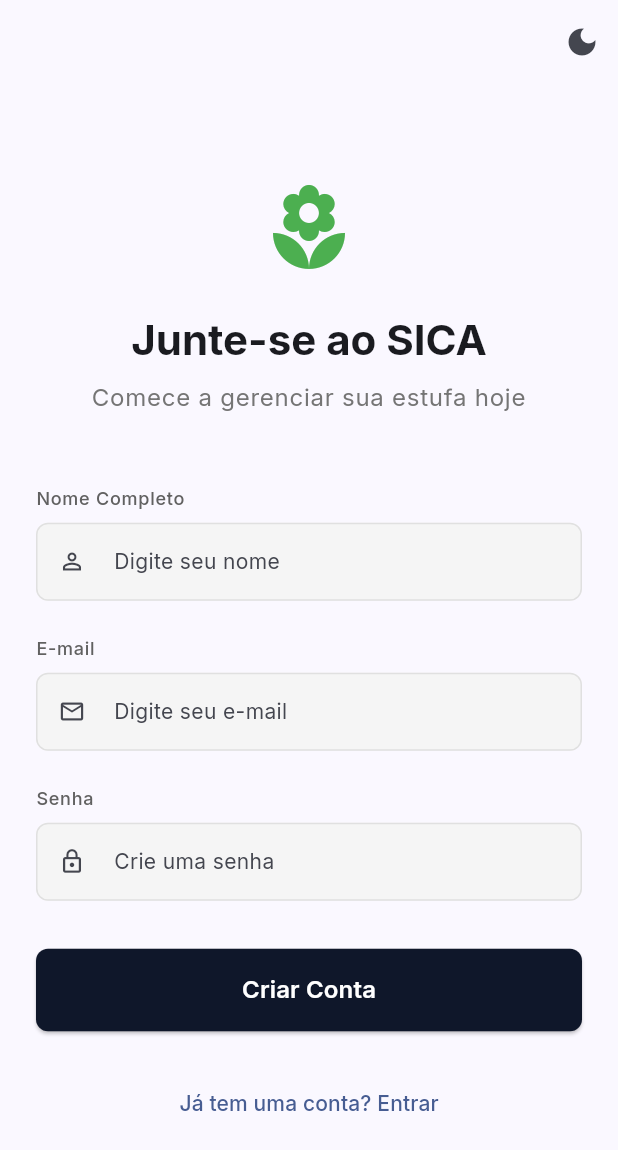
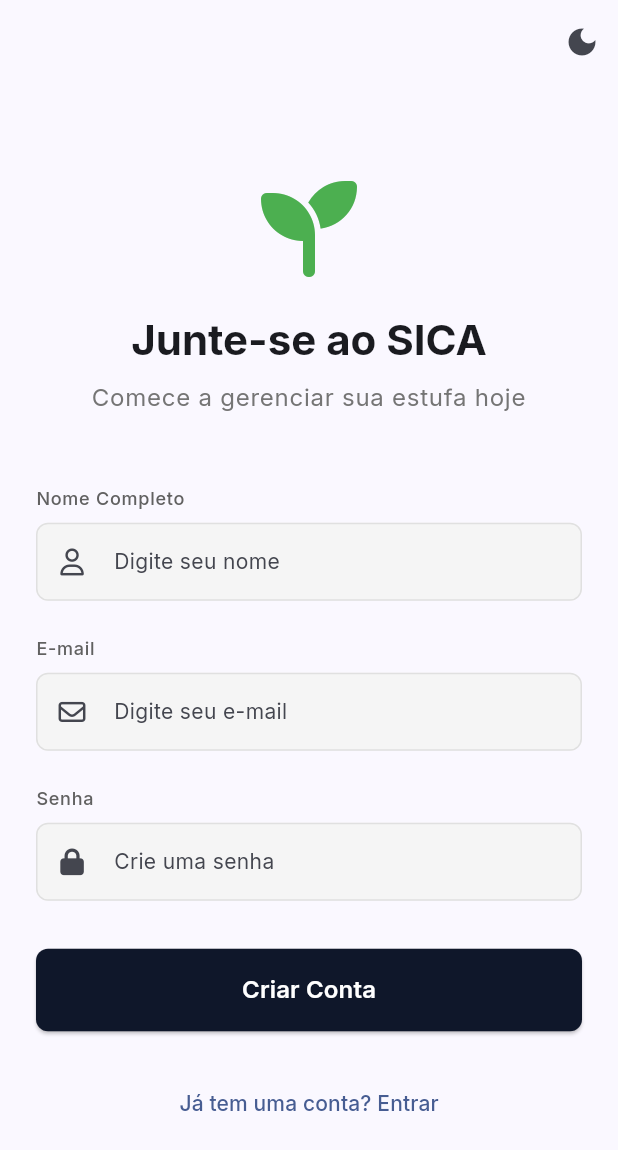
Before and after one commit to cenciW/SICA-frontend, a Flutter app: the screen it shows after launch, after a tap on "Não tem uma conta? Cadastre-se", on a phone screen of 412 x 824 dp. Shown: the top 1150 px of the screen. Run offline on Flutter 3.47's test engine with Material 3 defaults, Android fonts, the phone set to English and light mode, and no system bars; drawn by our look-alikes of flutter_animate; our stand-ins replace font_awesome_flutter, go_router, google_fonts, shared_preferences.

Commit message:
feat: Add initial login, register, and home pages, integrate Font Awesome, and update lints.

```diff
--- a/lib/features/auth/presentation/pages/login_page.dart
+++ b/lib/features/auth/presentation/pages/login_page.dart
@@ -2,6 +2,7 @@ import 'package:flutter/material.dart';
 import 'package:flutter_animate/flutter_animate.dart';
 import 'package:provider/provider.dart';
 import 'package:go_router/go_router.dart';
+import 'package:font_awesome_flutter/font_awesome_flutter.dart';
 import '../../../../core/theme/theme_provider.dart';
 import '../../../../shared/widgets/custom_button.dart';
 import '../../../../shared/widgets/custom_text_field.dart';
@@ -68,7 +69,7 @@ class _LoginPageState extends State<LoginPage> {
                 crossAxisAlignment: CrossAxisAlignment.stretch,
                 children: [
                   // Logo or Title
-                  const Icon(Icons.eco, size: 64, color: Colors.green)
+                  const Icon(FontAwesomeIcons.leaf, size: 64, color: Colors.green)
                       .animate()
                       .fadeIn(duration: 800.ms, curve: Curves.easeOutQuart)
                       .scale(delay: 200.ms, duration: 600.ms, curve: Curves.easeOutBack)
@@ -113,7 +114,7 @@ class _LoginPageState extends State<LoginPage> {
                       ),
                       child: Row(
                         children: [
-                          Icon(Icons.error_outline, color: Colors.red[700], size: 20),
+                          Icon(FontAwesomeIcons.circleExclamation, color: Colors.red[700], size: 20),
                           const SizedBox(width: 12),
                           Expanded(
                             child: Text(
@@ -132,7 +133,7 @@ class _LoginPageState extends State<LoginPage> {
                     controller: _emailController,
                     keyboardType: TextInputType.emailAddress,
                     textInputAction: TextInputAction.next,
-                    prefixIcon: const Icon(Icons.email_outlined, size: 18),
+                    prefixIcon: const Icon(FontAwesomeIcons.envelope, size: 18),
                     validator: (value) {
                       if (value == null || value.isEmpty) {
                         return 'Por favor, digite seu e-mail';
@@ -151,7 +152,7 @@ class _LoginPageState extends State<LoginPage> {
                     obscureText: true,
                     textInputAction: TextInputAction.done,
                     onSubmitted: _submit,
-                    prefixIcon: const Icon(Icons.lock_outline, size: 18),
+                    prefixIcon: const Icon(FontAwesomeIcons.lock, size: 18),
                     validator: (value) {
                       if (value == null || value.isEmpty) {
                         return 'Por favor, digite sua senha';
--- a/lib/features/auth/presentation/pages/register_page.dart
+++ b/lib/features/auth/presentation/pages/register_page.dart
@@ -2,6 +2,7 @@ import 'package:flutter/material.dart';
 import 'package:flutter_animate/flutter_animate.dart';
 import 'package:provider/provider.dart';
 import 'package:go_router/go_router.dart';
+import 'package:font_awesome_flutter/font_awesome_flutter.dart';
 import '../../../../core/theme/theme_provider.dart';
 import '../../../../shared/widgets/custom_button.dart';
 import '../../../../shared/widgets/custom_text_field.dart';
@@ -71,7 +72,7 @@ class _RegisterPageState extends State<RegisterPage> {
                 crossAxisAlignment: CrossAxisAlignment.stretch,
                 children: [
                   // Plant Icon Animation
-                  const Icon(Icons.local_florist, size: 64, color: Colors.green)
+                  const Icon(FontAwesomeIcons.seedling, size: 64, color: Colors.green)
                       .animate(onPlay: (controller) => controller.repeat(reverse: true))
                       .scale(duration: 1.5.seconds, begin: const Offset(1, 1), end: const Offset(1.1, 1.1), curve: Curves.easeInOut)
                       .then()
@@ -107,7 +108,7 @@ class _RegisterPageState extends State<RegisterPage> {
                       ),
                       child: Row(
                         children: [
-                          Icon(Icons.error_outline, color: Colors.red[700], size: 20),
+                          Icon(FontAwesomeIcons.circleExclamation, color: Colors.red[700], size: 20),
                           const SizedBox(width: 12),
                           Expanded(
                             child: Text(
@@ -125,7 +126,7 @@ class _RegisterPageState extends State<RegisterPage> {
                     hint: 'Digite seu nome',
                     controller: _nameController,
                     textInputAction: TextInputAction.next,
-                    prefixIcon: const Icon(Icons.person_outline, size: 18),
+                    prefixIcon: const Icon(FontAwesomeIcons.user, size: 18),
                     validator: (value) {
                       if (value == null || value.isEmpty) {
                         return 'Por favor, digite seu nome';
@@ -140,7 +141,7 @@ class _RegisterPageState extends State<RegisterPage> {
                     controller: _emailController,
                     keyboardType: TextInputType.emailAddress,
                     textInputAction: TextInputAction.next,
-                    prefixIcon: const Icon(Icons.email_outlined, size: 18),
+                    prefixIcon: const Icon(FontAwesomeIcons.envelope, size: 18),
                     validator: (value) {
                       if (value == null || value.isEmpty) {
                         return 'Por favor, digite seu e-mail';
@@ -159,7 +160,7 @@ class _RegisterPageState extends State<RegisterPage> {
                     obscureText: true,
                     textInputAction: TextInputAction.done,
                     onSubmitted: _submit,
-                    prefixIcon: const Icon(Icons.lock_outline, size: 18),
+                    prefixIcon: const Icon(FontAwesomeIcons.lock, size: 18),
                     validator: (value) {
                       if (value == null || value.isEmpty) {
                         return 'Por favor, digite uma senha';
--- a/pubspec.yaml
+++ b/pubspec.yaml
@@ -41,6 +41,7 @@ dependencies:
   flutter_animate: ^4.5.2
   shared_preferences: ^2.5.3
   http: ^1.6.0
+  font_awesome_flutter: 10.7.0
 
 dev_dependencies:
   flutter_test:
@@ -51,7 +52,7 @@ dev_dependencies:
   # activated in the `analysis_options.yaml` file located at the root of your
   # package. See that file for information about deactivating specific lint
   # rules and activating additional ones.
-  flutter_lints: ^4.0.0
+  flutter_lints: ^5.0.0
 
 # For information on the generic Dart part of this file, see the
 # following page: https://dart.dev/tools/pub/pubspec
```
Also changed, not shown: lib/features/home/presentation/pages/home_page.dart (+8 -7 lines), pubspec.lock.
